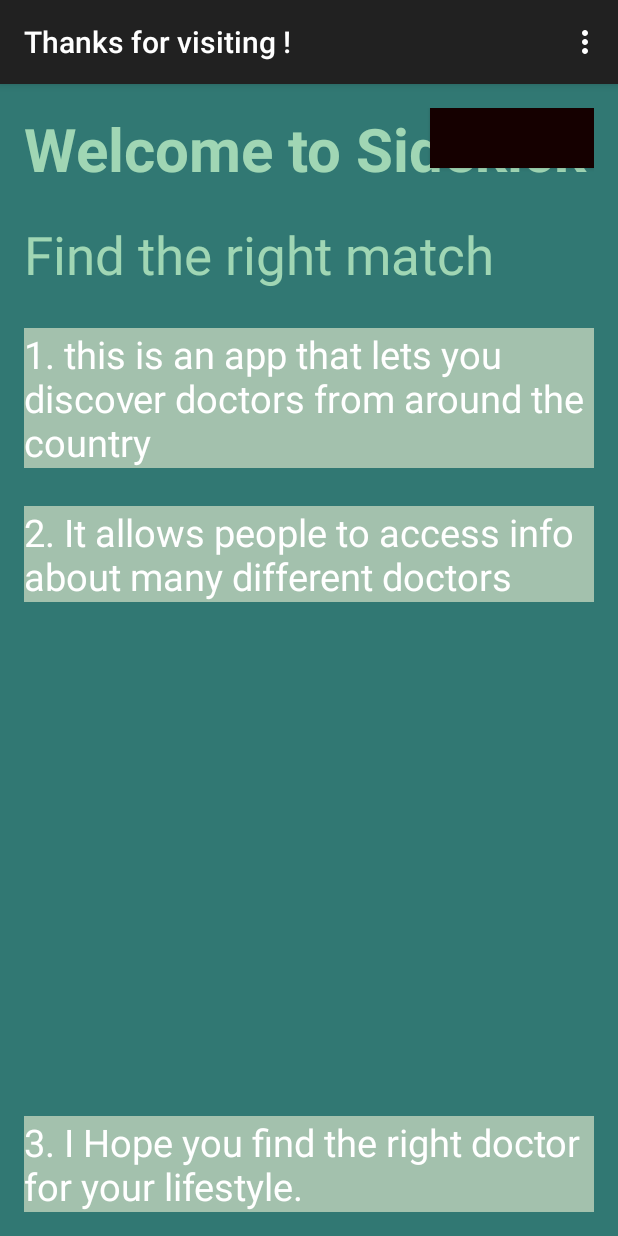
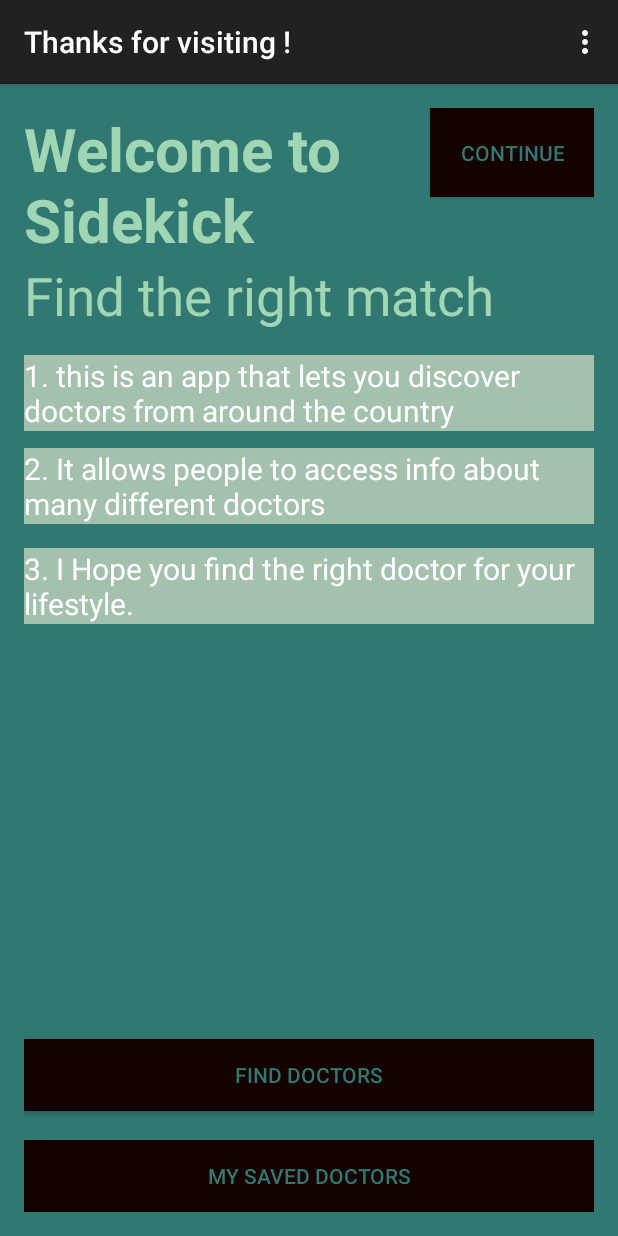
Before and after one commit to meyerjac/DoctorsNow, an Android app: the MainActivity screen opened directly, with no data from a screen before it, on a phone screen of 412 x 824 dp. Run offline under Robolectric (Android 15) with nearby library versions, the phone set to English and light mode, and no system bars; our stand-ins replace ButterKnife, Firebase (no records; nobody signed in at launch, a user with empty details on screens opened directly).

Commit message:
add a recycler view for our saved doctors

```diff
--- a/app/src/main/AndroidManifest.xml
+++ b/app/src/main/AndroidManifest.xml
@@ -31,7 +31,8 @@
         <activity android:name=".ui.JacksonContact" />
         <activity android:name=".ui.CreateAccountActivity" />
         <activity android:name=".ui.LoginActivity" />
-        <activity android:name=".ui.DoctorDetailActivity"></activity>
+        <activity android:name=".ui.DoctorDetailActivity" />
+        <activity android:name=".ui.SavedDoctorListActivity"></activity>
     </application>
 
 </manifest>
--- a/app/src/main/java/com/example/jacksonmeyer/sidekick/ui/MainActivity.java
+++ b/app/src/main/java/com/example/jacksonmeyer/sidekick/ui/MainActivity.java
@@ -26,6 +26,8 @@ public class MainActivity extends AppCompatActivity implements View.OnClickListe
     Button mFirstContinueButton;
     @Bind(R.id.textView3)
     TextView mTextView3;
+    @Bind(R.id.savedDoctorsButton) Button mSavedDoctorsButton;
+
 
 
     private FirebaseAuth mAuth;
@@ -37,6 +39,8 @@ public class MainActivity extends AppCompatActivity implements View.OnClickListe
         setContentView(R.layout.activity_main);
         ButterKnife.bind(this);
         mFirstContinueButton.setOnClickListener(this);
+        mSavedDoctorsButton.setOnClickListener(this);
+
 
 
         mAuth = FirebaseAuth.getInstance();
@@ -59,7 +63,11 @@ public class MainActivity extends AppCompatActivity implements View.OnClickListe
             Intent intent = new Intent(MainActivity.this, FormInfoActivity.class);
             startActivity(intent);
             Toast.makeText(MainActivity.this, "Thanks for joining the team!", Toast.LENGTH_SHORT).show();
+        }  if (v == mSavedDoctorsButton) {
+            Intent intent = new Intent(MainActivity.this, SavedDoctorListActivity.class);
+            startActivity(intent);
         }
+
     }
     @Override
     public boolean onOptionsItemSelected(MenuItem item) {
--- a/app/src/main/res/layout/activity_main.xml
+++ b/app/src/main/res/layout/activity_main.xml
@@ -13,6 +13,18 @@
     android:theme="@style/Theme.AppCompat">
 
 
+    <Button
+        android:layout_width="match_parent"
+        android:layout_height="wrap_content"
+        android:text="My Saved Doctors"
+        android:id="@+id/savedDoctorsButton"
+        android:background="@color/colorTextIcons"
+        android:textColor="@color/colorPrimaryDark"
+        android:visibility="visible"
+        android:layout_alignParentBottom="true"
+        android:layout_alignParentLeft="true"
+        android:layout_alignParentStart="true"/>
+
     <TextView
         android:layout_width="match_parent"
         android:layout_height="wrap_content"
@@ -21,9 +33,28 @@
         android:textColor="@color/colorPrimary"
         android:textSize="40sp"
         android:textStyle="bold"
-        android:layout_alignTop="@+id/textView"
-        android:layout_alignLeft="@+id/introPageBackground"
-        android:layout_alignStart="@+id/introPageBackground" />
+        android:layout_alignParentTop="true"
+        android:layout_alignParentLeft="true"
+        android:layout_alignParentStart="true"
+        android:layout_toLeftOf="@+id/firstContinueButton"
+        android:layout_toStartOf="@+id/firstContinueButton" />
+
+    <Button
+        android:layout_width="wrap_content"
+        android:layout_height="wrap_content"
+        android:text="Continue"
+        android:id="@+id/firstContinueButton"
+        android:background="@color/colorTextIcons"
+        android:textColor="@color/colorPrimaryDark"
+        android:paddingLeft="20dp"
+        android:paddingBottom="20dp"
+        android:paddingTop ="20dp"
+        android:paddingRight="20dp"
+
+
+        android:layout_alignParentTop="true"
+        android:layout_alignParentRight="true"
+        android:layout_alignParentEnd="true" />
 
     <TextView
         android:layout_width="match_parent"
@@ -35,9 +66,22 @@
         android:textSize="35sp"
         android:textColor="@color/colorPrimary"
         android:layout_below="@+id/sidekickWelcomeHeader"
-        android:layout_marginTop="20dp"
-        android:layout_alignParentRight="true"
-        android:layout_alignParentEnd="true" />
+        android:layout_alignParentLeft="true"
+        android:layout_alignParentStart="true" />
+
+    <TextView
+        android:layout_width="match_parent"
+        android:layout_height="wrap_content"
+        android:textAppearance="?android:attr/textAppearanceMedium"
+        android:text="2. It allows people to access info about many different doctors"
+        android:id="@+id/textView3"
+        android:background="@color/colorAccent"
+        android:textSize="20sp"
+        android:textColor="#ffffff"
+        android:layout_marginTop="11dp"
+        android:layout_below="@+id/textView2"
+        android:layout_alignParentLeft="true"
+        android:layout_alignParentStart="true" />
 
     <TextView
         android:layout_width="match_parent"
@@ -47,25 +91,11 @@
         android:id="@+id/textView2"
         android:textColor="#ffffff"
         android:background="@color/colorAccent"
-        android:textSize="25sp"
+        android:textSize="20sp"
+        android:layout_marginTop="16dp"
         android:layout_below="@+id/sidekickWelcomescreenRules"
         android:layout_alignParentLeft="true"
-        android:layout_alignParentStart="true"
-        android:layout_marginTop="25dp" />
-
-    <TextView
-        android:layout_width="match_parent"
-        android:layout_height="wrap_content"
-        android:textAppearance="?android:attr/textAppearanceMedium"
-        android:text="2. It allows people to access info about many different doctors"
-        android:id="@+id/textView3"
-        android:background="@color/colorAccent"
-        android:textSize="25sp"
-        android:textColor="#ffffff"
-        android:layout_below="@+id/textView2"
-        android:layout_alignLeft="@+id/introPageBackground"
-        android:layout_alignStart="@+id/introPageBackground"
-        android:layout_marginTop="25dp"/>
+        android:layout_alignParentStart="true" />
 
     <TextView
         android:layout_width="wrap_content"
@@ -74,27 +104,23 @@
         android:text="3. I Hope you find the right doctor for your lifestyle."
         android:id="@+id/textView4"
         android:background="@color/colorAccent"
-        android:textSize="25sp"
+        android:textSize="20sp"
         android:textColor="#ffffff"
-        android:layout_alignParentBottom="true"
+        android:layout_below="@+id/textView3"
         android:layout_alignParentLeft="true"
-        android:layout_alignParentStart="true" />
+        android:layout_alignParentStart="true"
+        android:layout_marginTop="16dp" />
 
     <Button
-        android:layout_width="wrap_content"
+        android:layout_width="match_parent"
         android:layout_height="wrap_content"
-        android:text="Continue"
-        android:id="@+id/firstContinueButton"
+        android:text="Find Doctors"
+        android:id="@+id/findDoctorsButton"
         android:background="@color/colorTextIcons"
-        android:layout_marginBottom="14dp"
-        android:paddingLeft="20dp"
-        android:paddingBottom="20dp"
-        android:paddingTop ="20dp"
-        android:paddingRight="20dp"
-
-
-        android:layout_above="@+id/sidekickWelcomescreenRules"
-        android:layout_alignParentRight="true"
-        android:layout_alignParentEnd="true" />
+        android:textColor="@color/colorPrimaryDark"
+        android:visibility="visible"
+        android:layout_marginBottom="19dp"
+        android:layout_above="@+id/savedDoctorsButton"
+        android:layout_centerHorizontal="true" />
 
 </RelativeLayout>
```
Also changed, not shown: app/src/main/java/com/example/jacksonmeyer/sidekick/adapters/FirebaseDoctorViewHolder.java (+80 -1 lines), app/src/main/java/com/example/jacksonmeyer/sidekick/ui/SavedDoctorListActivity.java (added, +57 -0 lines).
